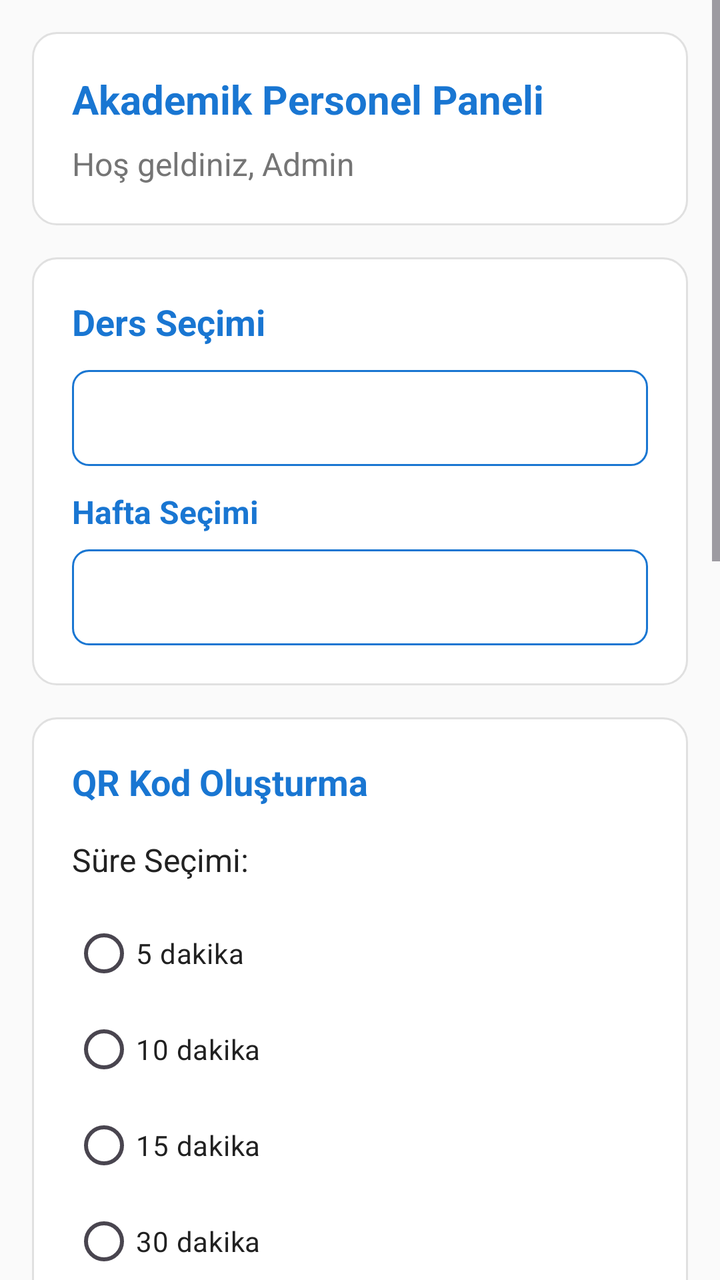
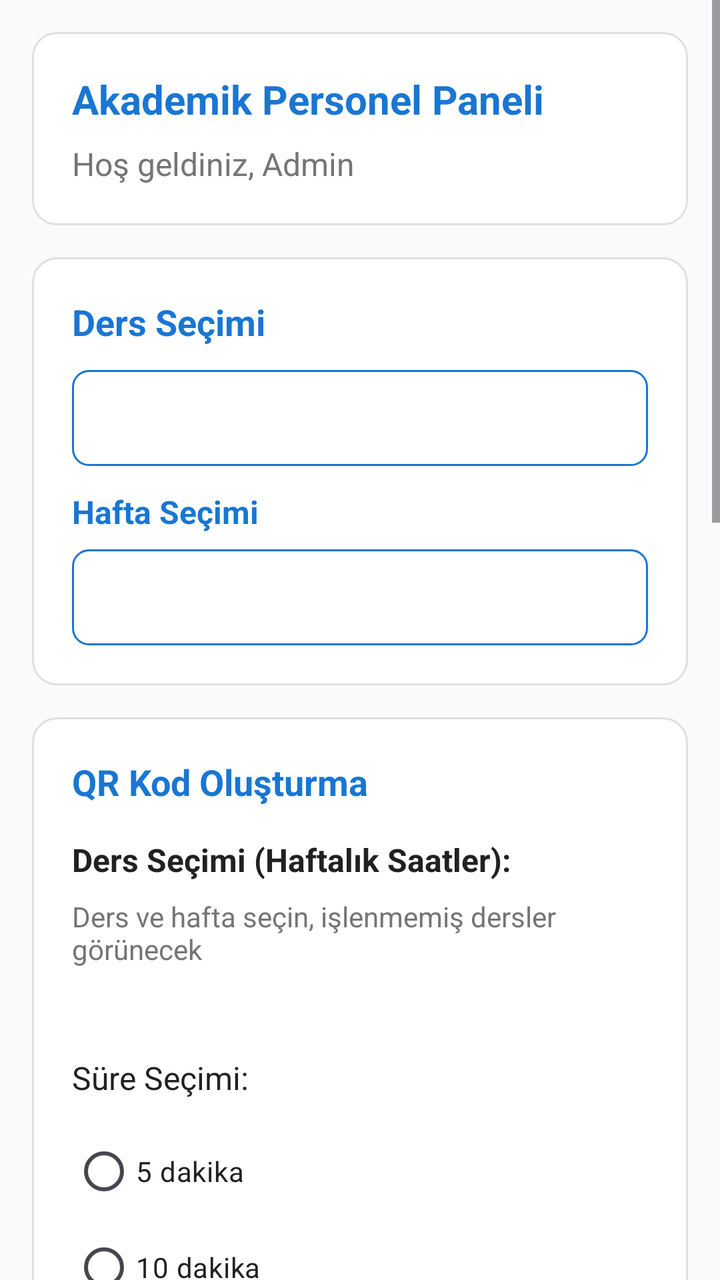

The first picture is an Android layout as it rendered before a commit; the second is the same layout after the commit. The layout source and the unified diff follow.
<!-- AndroidManifest.xml: application theme Theme.Material3.DayNight.NoActionBar -->
<!-- res/layout/activity_teacher.xml -->
<?xml version="1.0" encoding="utf-8"?>
<ScrollView xmlns:android="http://schemas.android.com/apk/res/android"
    xmlns:app="http://schemas.android.com/apk/res-auto"
    android:layout_width="match_parent"
    android:layout_height="match_parent"
    android:background="@color/academic_background">

    <LinearLayout
        android:layout_width="match_parent"
        android:layout_height="wrap_content"
        android:orientation="vertical"
        android:padding="16dp">

        
        <LinearLayout
            android:layout_width="match_parent"
            android:layout_height="wrap_content"
            android:orientation="vertical"
            android:background="@drawable/card_academic"
            android:padding="20dp"
            android:layout_marginBottom="16dp">

            <TextView
                android:layout_width="wrap_content"
                android:layout_height="wrap_content"
                android:text="Akademik Personel Paneli"
                android:textSize="20sp"
                android:textStyle="bold"
                android:textColor="@color/academic_primary"
                android:layout_marginBottom="8dp"/>

            <TextView
                android:id="@+id/tvWelcome"
                android:layout_width="wrap_content"
                android:layout_height="wrap_content"
                android:text="Hoş geldiniz, Admin"
                android:textSize="16sp"
                android:textColor="@color/academic_text_secondary"/>

        </LinearLayout>

        
        <LinearLayout
            android:layout_width="match_parent"
            android:layout_height="wrap_content"
            android:orientation="vertical"
            android:background="@drawable/card_academic"
            android:padding="20dp"
            android:layout_marginBottom="16dp">

            <TextView
                android:layout_width="wrap_content"
                android:layout_height="wrap_content"
                android:text="Ders Seçimi"
                android:textSize="18sp"
                android:textStyle="bold"
                android:textColor="@color/academic_primary"
                android:layout_marginBottom="12dp"/>

            <Spinner
                android:id="@+id/spinnerCourse"
                android:layout_width="match_parent"
                android:layout_height="48dp"
                android:layout_marginBottom="12dp"
                android:background="@drawable/spinner_academic"/>

            <TextView
                android:layout_width="wrap_content"
                android:layout_height="wrap_content"
                android:text="Hafta Seçimi"
                android:textSize="16sp"
                android:textStyle="bold"
                android:textColor="@color/academic_primary"
                android:layout_marginBottom="8dp"/>

            <Spinner
                android:id="@+id/spinnerWeek"
                android:layout_width="match_parent"
                android:layout_height="48dp"
                android:background="@drawable/spinner_academic"/>

        </LinearLayout>

        
        <LinearLayout
            android:layout_width="match_parent"
            android:layout_height="wrap_content"
            android:orientation="vertical"
            android:background="@drawable/card_academic"
            android:padding="20dp"
            android:layout_marginBottom="16dp">

            <TextView
                android:layout_width="wrap_content"
                android:layout_height="wrap_content"
                android:text="QR Kod Oluşturma"
                android:textSize="18sp"
                android:textStyle="bold"
                android:textColor="@color/academic_primary"
                android:layout_marginBottom="16dp"/>

            <TextView
                android:layout_width="wrap_content"
                android:layout_height="wrap_content"
                android:text="Süre Seçimi:"
                android:textSize="16sp"
                android:textColor="@color/academic_text_primary"
                android:layout_marginBottom="12dp"/>

            <RadioGroup
                android:id="@+id/rgDuration"
                android:layout_width="match_parent"
                android:layout_height="wrap_content"
                android:layout_marginBottom="20dp">

                <RadioButton
                    android:id="@+id/rb5min"
                    android:layout_width="wrap_content"
                    android:layout_height="wrap_content"
                    android:text="5 dakika"
                    android:textColor="@color/academic_text_primary"/>

                <RadioButton
                    android:id="@+id/rb10min"
                    android:layout_width="wrap_content"
                    android:layout_height="wrap_content"
                    android:text="10 dakika"
                    android:textColor="@color/academic_text_primary"/>

                <RadioButton
                    android:id="@+id/rb15min"
                    android:layout_width="wrap_content"
                    android:layout_height="wrap_content"
                    android:text="15 dakika"
                    android:checked="true"
                    android:textColor="@color/academic_text_primary"/>

                <RadioButton
                    android:id="@+id/rb30min"
                    android:layout_width="wrap_content"
                    android:layout_height="wrap_content"
                    android:text="30 dakika"
                    android:textColor="@color/academic_text_primary"/>

                <RadioButton
                    android:id="@+id/rb60min"
                    android:layout_width="wrap_content"
                    android:layout_height="wrap_content"
                    android:text="60 dakika (Test)"
                    android:checked="true"
                    android:textColor="@color/academic_text_primary"/>

            </RadioGroup>

            <Button
                android:id="@+id/btnGenerateQR"
                android:layout_width="match_parent"
                android:layout_height="48dp"
                android:text="QR Kod Oluştur"
                android:layout_marginBottom="16dp"
                android:background="@drawable/button_academic_primary"
                android:textColor="@android:color/white"/>

            <Button
                android:id="@+id/btnStopAttendance"
                android:layout_width="match_parent"
                android:layout_height="48dp"
                android:text="Yoklamayı Durdur"
                android:enabled="false"
                android:layout_marginBottom="16dp"
                android:background="@drawable/button_academic_outline"
                android:textColor="@color/academic_primary"/>

            <ProgressBar
                android:id="@+id/progressBar"
                android:layout_width="wrap_content"
                android:layout_height="wrap_content"
                android:layout_gravity="center"
                android:visibility="gone"
                android:layout_marginBottom="16dp"/>

            <TextView
                android:id="@+id/tvStatus"
                android:layout_width="match_parent"
                android:layout_height="wrap_content"
                android:text="Ders ve hafta seçin, ardından QR kod oluşturun"
                android:textAlignment="center"
                android:textColor="@color/academic_text_secondary"
                android:layout_marginBottom="16dp"/>

            <TextView
                android:id="@+id/tvCountdown"
                android:layout_width="match_parent"
                android:layout_height="wrap_content"
                android:text="00:00"
                android:textSize="24sp"
                android:textStyle="bold"
                android:textAlignment="center"
                android:textColor="@color/academic_primary"
                android:layout_marginBottom="16dp"/>

            <ImageView
                android:id="@+id/ivQRCode"
                android:layout_width="250dp"
                android:layout_height="250dp"
                android:layout_gravity="center"
                android:background="@android:color/white"
                android:padding="16dp"
                android:scaleType="centerInside"/>

        </LinearLayout>

        
        <LinearLayout
            android:layout_width="match_parent"
            android:layout_height="wrap_content"
            android:orientation="vertical"
            android:background="@drawable/card_academic"
            android:padding="20dp"
            android:layout_marginBottom="16dp">

            <TextView
                android:layout_width="wrap_content"
                android:layout_height="wrap_content"
                android:text="Yoklama Kontrolü"
                android:textSize="18sp"
                android:textStyle="bold"
                android:textColor="@color/academic_primary"
                android:layout_marginBottom="16dp"/>

            <Button
                android:id="@+id/btnViewAttendance"
                android:layout_width="match_parent"
                android:layout_height="48dp"
                android:text="Yoklama Listesini Görüntüle"
                android:layout_marginBottom="12dp"
                android:background="@drawable/button_academic_secondary"
                android:textColor="@color/academic_primary"/>

        </LinearLayout>

        
        <Button
            android:id="@+id/btnLogout"
            android:layout_width="match_parent"
            android:layout_height="48dp"
            android:text="Çıkış Yap"
            android:layout_marginTop="12dp"
            android:background="@drawable/button_academic_outline"
            android:textColor="@color/academic_error"/>

    </LinearLayout>

</ScrollView>
<!-- resources referenced by this layout -->
<resources>
  <color name="academic_background">#FAFAFA</color>
  <color name="academic_error">#F44336</color>
  <color name="academic_primary">#1976D2</color>
  <color name="academic_text_primary">#212121</color>
  <color name="academic_text_secondary">#757575</color>
  <!-- drawable button_academic_outline (drawable) -->
  <?xml version="1.0" encoding="utf-8"?>
  <shape xmlns:android="http://schemas.android.com/apk/res/android"
      android:shape="rectangle">
      <solid android:color="@color/academic_surface" />
      <stroke
          android:width="1dp"
          android:color="@color/academic_primary" />
      <corners android:radius="8dp" />
  </shape>
  <!-- drawable button_academic_primary (drawable) -->
  <?xml version="1.0" encoding="utf-8"?>
  <shape xmlns:android="http://schemas.android.com/apk/res/android"
      android:shape="rectangle">
      <solid android:color="@color/academic_primary" />
      <corners android:radius="8dp" />
  </shape>
  <!-- drawable button_academic_secondary (drawable) -->
  <?xml version="1.0" encoding="utf-8"?>
  <shape xmlns:android="http://schemas.android.com/apk/res/android"
      android:shape="rectangle">
      <solid android:color="@color/academic_surface" />
      <stroke
          android:width="2dp"
          android:color="@color/academic_primary" />
      <corners android:radius="8dp" />
  </shape>
  <!-- drawable card_academic (drawable) -->
  <?xml version="1.0" encoding="utf-8"?>
  <shape xmlns:android="http://schemas.android.com/apk/res/android"
      android:shape="rectangle">
      <solid android:color="@color/academic_card" />
      <corners android:radius="12dp" />
      <stroke
          android:width="1dp"
          android:color="@color/academic_divider" />
  </shape>
  <!-- drawable spinner_academic (drawable) -->
  <?xml version="1.0" encoding="utf-8"?>
  <shape xmlns:android="http://schemas.android.com/apk/res/android"
      android:shape="rectangle">
      <solid android:color="@color/academic_surface" />
      <stroke
          android:width="1dp"
          android:color="@color/academic_primary" />
      <corners android:radius="8dp" />
  </shape>
  <color name="academic_surface">#FFFFFF</color>
  <color name="academic_card">#FFFFFF</color>
  <color name="academic_divider">#E0E0E0</color>
</resources>

<!-- the commit's change to res/layout/activity_teacher.xml (unified diff, before → after) -->
@@ -98,6 +98,39 @@
                 android:textStyle="bold"
                 android:textColor="@color/academic_primary"
                 android:layout_marginBottom="16dp"/>
+
+            <TextView
+                android:layout_width="wrap_content"
+                android:layout_height="wrap_content"
+                android:text="Ders Seçimi (Haftalık Saatler):"
+                android:textSize="16sp"
+                android:textStyle="bold"
+                android:textColor="@color/academic_text_primary"
+                android:layout_marginBottom="8dp"/>
+
+            <TextView
+                android:id="@+id/tvSessionsInfo"
+                android:layout_width="wrap_content"
+                android:layout_height="wrap_content"
+                android:text="Ders ve hafta seçin, işlenmemiş dersler görünecek"
+                android:textSize="14sp"
+                android:textColor="@color/academic_text_secondary"
+                android:layout_marginBottom="12dp"/>
+
+            <ScrollView
+                android:layout_width="match_parent"
+                android:layout_height="wrap_content"
+                android:maxHeight="200dp"
+                android:layout_marginBottom="16dp">
+
+                <LinearLayout
+                    android:id="@+id/llSessionsContainer"
+                    android:layout_width="match_parent"
+                    android:layout_height="wrap_content"
+                    android:orientation="vertical"
+                    android:padding="8dp"/>
+
+            </ScrollView>
 
             <TextView
                 android:layout_width="wrap_content"
